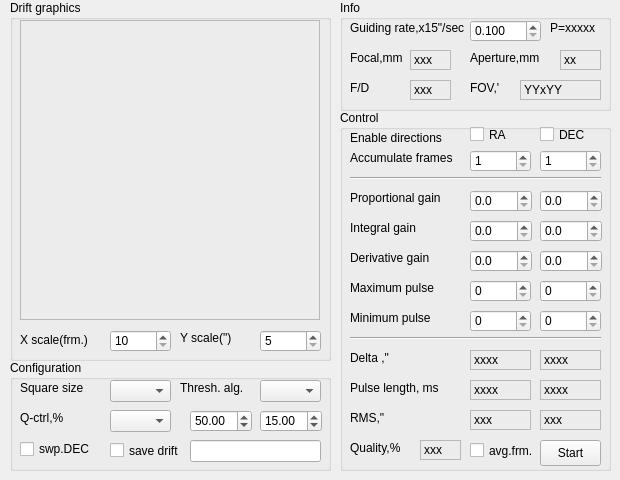
The window that lin_guider/ui/guider.ui (rumengb/lin_guider) describes before a commit, drawn with Qt 5.
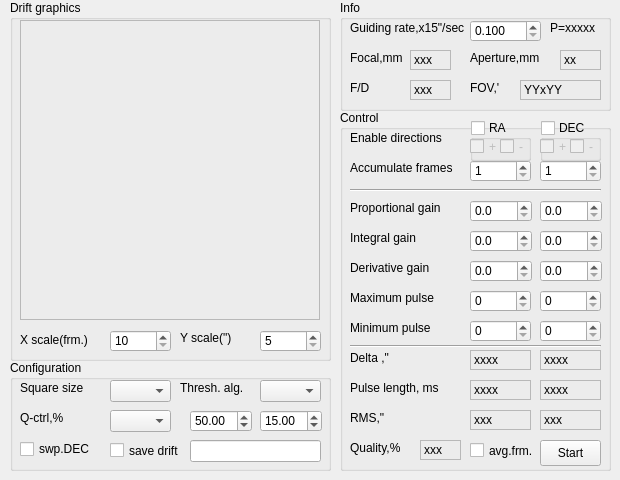
The same window after the commit.

The edit to the form file:
```diff
--- a/lin_guider/ui/guider.ui
+++ b/lin_guider/ui/guider.ui
@@ -338,7 +338,7 @@
     <property name="geometry">
      <rect>
       <x>130</x>
-      <y>40</y>
+      <y>50</y>
       <width>61</width>
       <height>22</height>
      </rect>
@@ -351,7 +351,7 @@
     <property name="geometry">
      <rect>
       <x>200</x>
-      <y>40</y>
+      <y>50</y>
       <width>61</width>
       <height>22</height>
      </rect>
@@ -360,37 +360,11 @@
      <number>1</number>
     </property>
    </widget>
-   <widget class="QCheckBox" name="checkBox_DirRA">
-    <property name="geometry">
-     <rect>
-      <x>130</x>
-      <y>14</y>
-      <width>66</width>
-      <height>21</height>
-     </rect>
-    </property>
-    <property name="text">
-     <string>RA</string>
-    </property>
-   </widget>
-   <widget class="QCheckBox" name="checkBox_DirDEC">
-    <property name="geometry">
-     <rect>
-      <x>200</x>
-      <y>14</y>
-      <width>61</width>
-      <height>21</height>
-     </rect>
-    </property>
-    <property name="text">
-     <string>DEC</string>
-    </property>
-   </widget>
    <widget class="Line" name="line">
     <property name="geometry">
      <rect>
       <x>10</x>
-      <y>60</y>
+      <y>72</y>
       <width>251</width>
       <height>16</height>
      </rect>
@@ -403,7 +377,7 @@
     <property name="geometry">
      <rect>
       <x>130</x>
-      <y>80</y>
+      <y>90</y>
       <width>62</width>
       <height>22</height>
      </rect>
@@ -419,7 +393,7 @@
     <property name="geometry">
      <rect>
       <x>200</x>
-      <y>80</y>
+      <y>90</y>
       <width>62</width>
       <height>22</height>
      </rect>
@@ -435,7 +409,7 @@
     <property name="geometry">
      <rect>
       <x>130</x>
-      <y>110</y>
+      <y>120</y>
       <width>62</width>
       <height>22</height>
      </rect>
@@ -451,7 +425,7 @@
     <property name="geometry">
      <rect>
       <x>200</x>
-      <y>110</y>
+      <y>120</y>
       <width>62</width>
       <height>22</height>
      </rect>
@@ -467,7 +441,7 @@
     <property name="geometry">
      <rect>
       <x>130</x>
-      <y>140</y>
+      <y>150</y>
       <width>62</width>
       <height>22</height>
      </rect>
@@ -483,7 +457,7 @@
     <property name="geometry">
      <rect>
       <x>200</x>
-      <y>140</y>
+      <y>150</y>
       <width>62</width>
       <height>22</height>
      </rect>
@@ -499,7 +473,7 @@
     <property name="geometry">
      <rect>
       <x>10</x>
-      <y>220</y>
+      <y>228</y>
       <width>251</width>
       <height>16</height>
      </rect>
@@ -551,7 +525,7 @@
     <property name="geometry">
      <rect>
       <x>10</x>
-      <y>40</y>
+      <y>50</y>
       <width>121</width>
       <height>16</height>
      </rect>
@@ -564,7 +538,7 @@
     <property name="geometry">
      <rect>
       <x>10</x>
-      <y>80</y>
+      <y>90</y>
       <width>111</width>
       <height>16</height>
      </rect>
@@ -577,7 +551,7 @@
     <property name="geometry">
      <rect>
       <x>10</x>
-      <y>110</y>
+      <y>120</y>
       <width>111</width>
       <height>16</height>
      </rect>
@@ -590,7 +564,7 @@
     <property name="geometry">
      <rect>
       <x>10</x>
-      <y>140</y>
+      <y>150</y>
       <width>111</width>
       <height>16</height>
      </rect>
@@ -603,7 +577,7 @@
     <property name="geometry">
      <rect>
       <x>10</x>
-      <y>170</y>
+      <y>180</y>
       <width>111</width>
       <height>16</height>
      </rect>
@@ -616,7 +590,7 @@
     <property name="geometry">
      <rect>
       <x>10</x>
-      <y>200</y>
+      <y>210</y>
       <width>111</width>
       <height>16</height>
      </rect>
@@ -743,7 +717,7 @@
     <property name="geometry">
      <rect>
       <x>130</x>
-      <y>170</y>
+      <y>180</y>
       <width>61</width>
       <height>22</height>
      </rect>
@@ -756,7 +730,7 @@
     <property name="geometry">
      <rect>
       <x>200</x>
-      <y>170</y>
+      <y>180</y>
       <width>61</width>
       <height>22</height>
      </rect>
@@ -769,7 +743,7 @@
     <property name="geometry">
      <rect>
       <x>130</x>
-      <y>200</y>
+      <y>210</y>
       <width>61</width>
       <height>22</height>
      </rect>
@@ -782,7 +756,7 @@
     <property name="geometry">
      <rect>
       <x>200</x>
-      <y>200</y>
+      <y>210</y>
       <width>61</width>
       <height>22</height>
      </rect>
@@ -889,6 +863,102 @@
      <set>Qt::AlignLeading|Qt::AlignLeft|Qt::AlignVCenter</set>
     </property>
    </widget>
+   <widget class="QGroupBox" name="groupBox_DirRA">
+    <property name="geometry">
+     <rect>
+      <x>130</x>
+      <y>10</y>
+      <width>61</width>
+      <height>41</height>
+     </rect>
+    </property>
+    <property name="title">
+     <string>RA</string>
+    </property>
+    <property name="flat">
+     <bool>true</bool>
+    </property>
+    <property name="checkable">
+     <bool>true</bool>
+    </property>
+    <property name="checked">
+     <bool>false</bool>
+    </property>
+    <widget class="QCheckBox" name="checkBox_DirRAPlus">
+     <property name="geometry">
+      <rect>
+       <x>0</x>
+       <y>16</y>
+       <width>31</width>
+       <height>21</height>
+      </rect>
+     </property>
+     <property name="text">
+      <string>+</string>
+     </property>
+    </widget>
+    <widget class="QCheckBox" name="checkBox_DirRAMinus">
+     <property name="geometry">
+      <rect>
+       <x>30</x>
+       <y>16</y>
+       <width>31</width>
+       <height>21</height>
+      </rect>
+     </property>
+     <property name="text">
+      <string>-</string>
+     </property>
+    </widget>
+   </widget>
+   <widget class="QGroupBox" name="groupBox_DirDEC">
+    <property name="geometry">
+     <rect>
+      <x>200</x>
+      <y>10</y>
+      <width>61</width>
+      <height>41</height>
+     </rect>
+    </property>
+    <property name="title">
+     <string>DEC</string>
+    </property>
+    <property name="flat">
+     <bool>true</bool>
+    </property>
+    <property name="checkable">
+     <bool>true</bool>
+    </property>
+    <property name="checked">
+     <bool>false</bool>
+    </property>
+    <widget class="QCheckBox" name="checkBox_DirDECMinus">
+     <property name="geometry">
+      <rect>
+       <x>30</x>
+       <y>16</y>
+       <width>31</width>
+       <height>21</height>
+      </rect>
+     </property>
+     <property name="text">
+      <string>-</string>
+     </property>
+    </widget>
+    <widget class="QCheckBox" name="checkBox_DirDECPlus">
+     <property name="geometry">
+      <rect>
+       <x>0</x>
+       <y>16</y>
+       <width>31</width>
+       <height>21</height>
+      </rect>
+     </property>
+     <property name="text">
+      <string>+</string>
+     </property>
+    </widget>
+   </widget>
   </widget>
   <widget class="QGroupBox" name="groupBox_Configuration">
    <property name="geometry">
```
Left out of the diff: 8 changed lines with no effect on the pictures.
